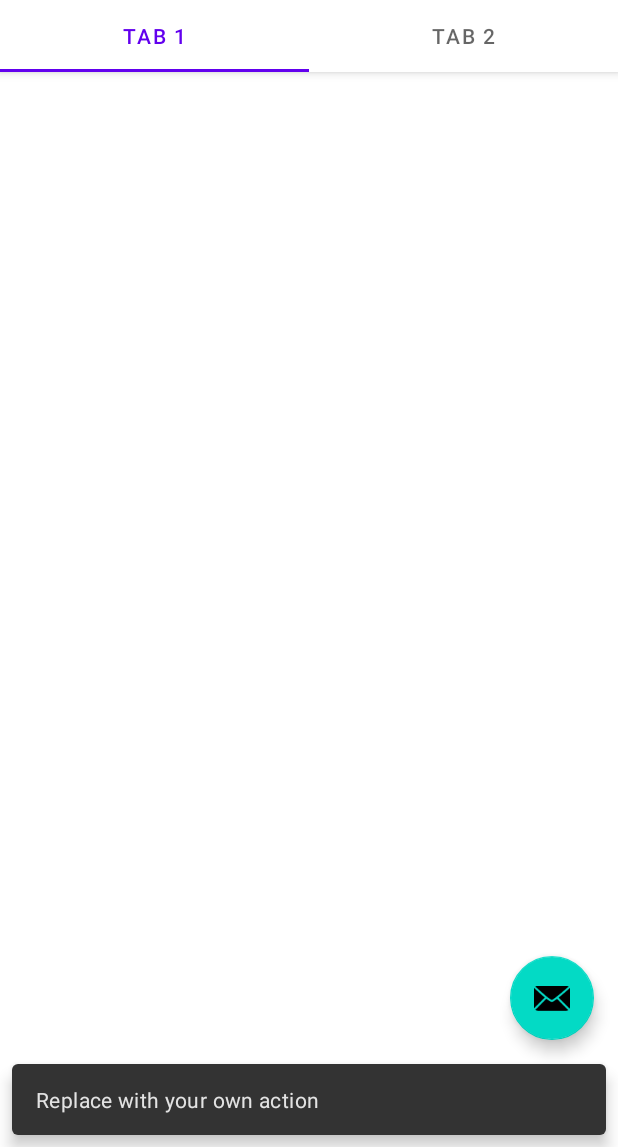
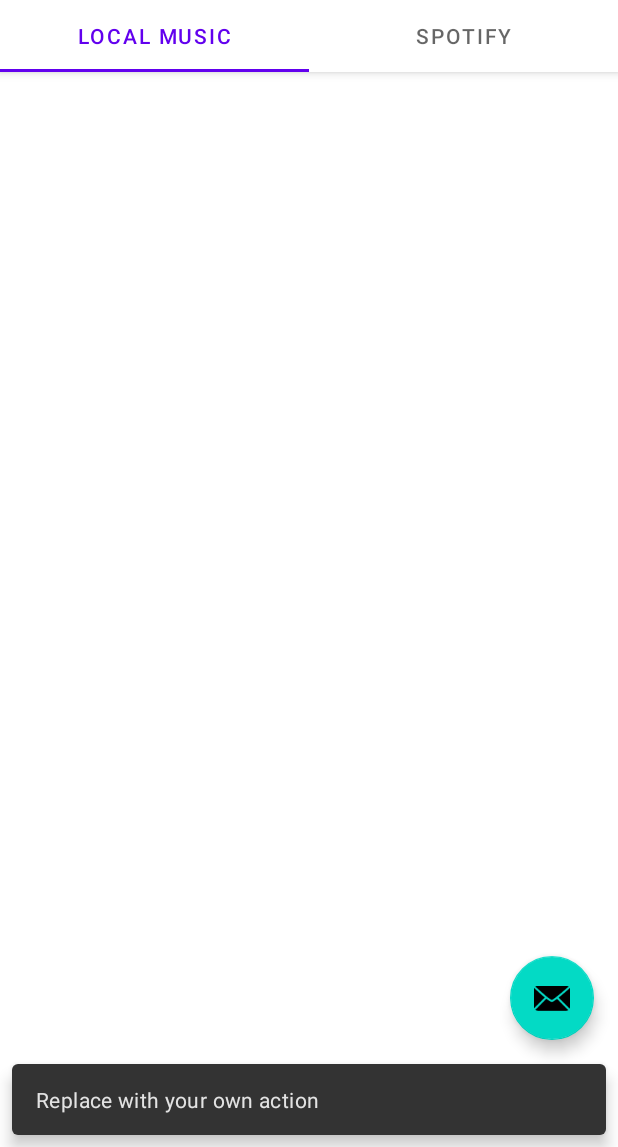
Before and after one commit to AleksanderTamm/Musica, an Android app: the screen it shows after launch (MainActivity), after a tap on an icon or button, on a phone screen of 412 x 824 dp, the part 89-1236 px from its top. Run offline under Robolectric (Android 15) with nearby library versions, the phone set to English and light mode, and no system bars; libraries missing offline, so code that uses them is left out: com.spotify.android, com.spotify.protocol; 3 statements that could not run were skipped.

Commit message:
little tweak

```diff
--- a/app/src/main/res/values/strings.xml
+++ b/app/src/main/res/values/strings.xml
@@ -1,5 +1,5 @@
 <resources>
     <string name="app_name">Musica</string>
-    <string name="tab_text_1">Tab 1</string>
-    <string name="tab_text_2">Tab 2</string>
+    <string name="tab_text_1">Local music</string>
+    <string name="tab_text_2">Spotify</string>
 </resources>
```
